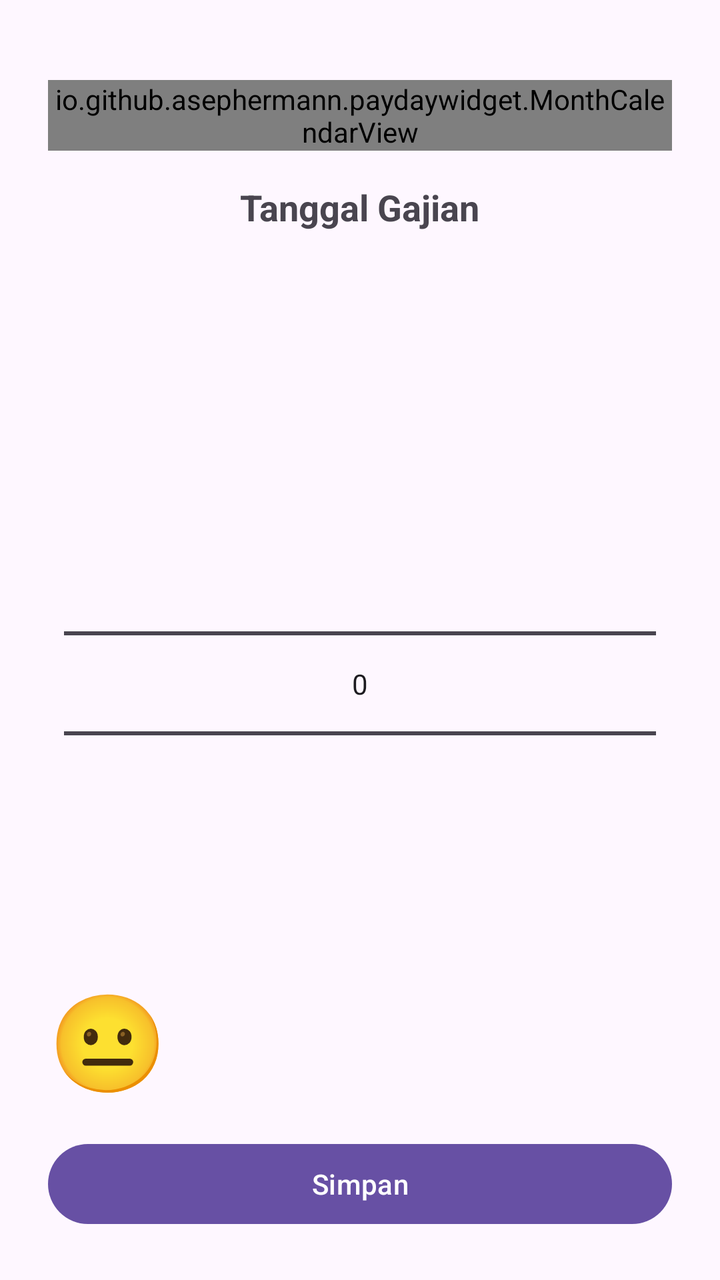
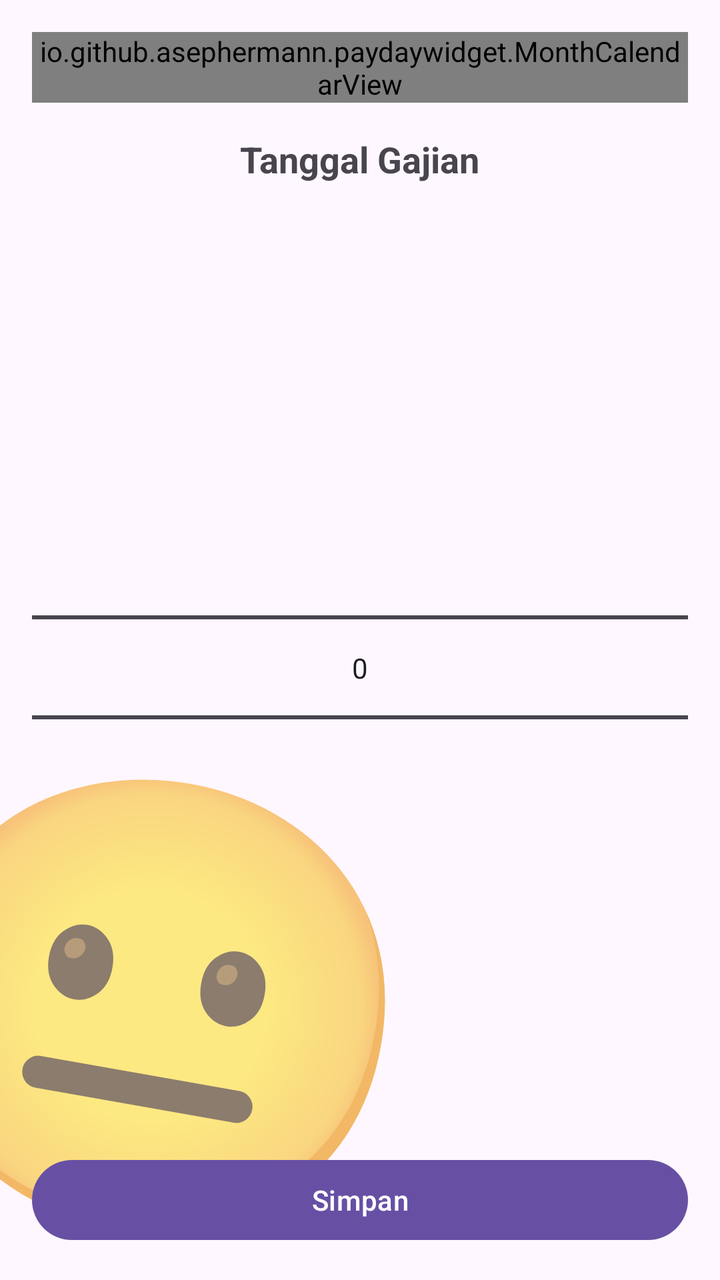

Before-and-after screenshots of an Android layout around one commit, followed by the original layout XML and the change that was made.
<!-- AndroidManifest.xml: application theme Theme.PaydayWidget -->
<!-- res/layout/activity_payday_setting.xml -->
<androidx.constraintlayout.widget.ConstraintLayout xmlns:android="http://schemas.android.com/apk/res/android"
    xmlns:app="http://schemas.android.com/apk/res-auto"
    android:layout_width="match_parent"
    android:layout_height="match_parent"
    android:padding="24dp">

    <io.github.asephermann.paydaywidget.MonthCalendarView
        android:id="@+id/monthCalendar"
        android:layout_width="0dp"
        android:layout_height="wrap_content"
        android:layout_marginTop="16dp"
        app:layout_constraintEnd_toEndOf="parent"
        app:layout_constraintStart_toStartOf="parent"
        app:layout_constraintTop_toTopOf="parent" />

    <TextView
        android:id="@+id/textView"
        android:layout_width="wrap_content"
        android:layout_height="wrap_content"
        android:layout_marginTop="16dp"
        android:text="Tanggal Gajian"
        android:textSize="18sp"
        android:textStyle="bold"
        app:layout_constraintEnd_toEndOf="parent"
        app:layout_constraintStart_toStartOf="parent"
        app:layout_constraintTop_toBottomOf="@id/monthCalendar" />

    <NumberPicker
        android:id="@+id/numberPicker"
        android:layout_width="match_parent"
        android:layout_height="0dp"
        android:layout_margin="8dp"
        app:layout_constraintEnd_toEndOf="parent"
        app:layout_constraintStart_toStartOf="parent"
        app:layout_constraintBottom_toTopOf="@id/btnSave"
        app:layout_constraintTop_toBottomOf="@id/textView" />

    <TextView
        android:id="@+id/txtMood"
        android:layout_width="wrap_content"
        android:layout_height="wrap_content"
        android:layout_marginBottom="16dp"
        android:text="😐"
        android:textSize="48sp"
        app:layout_constraintBottom_toTopOf="@id/btnSave"
        app:layout_constraintStart_toStartOf="parent" />

    <Button
        android:id="@+id/btnSave"
        android:layout_width="0dp"
        android:layout_height="wrap_content"
        android:text="Simpan"
        app:layout_constraintBottom_toBottomOf="parent"
        app:layout_constraintEnd_toEndOf="parent"
        app:layout_constraintStart_toStartOf="parent" />
</androidx.constraintlayout.widget.ConstraintLayout>
<!-- resources referenced by this layout -->
<resources>
  <style name="Theme.PaydayWidget" parent="Base.Theme.PaydayWidget" />
  <style name="Base.Theme.PaydayWidget" parent="Theme.Material3.DayNight.NoActionBar">
          
          
      </style>
</resources>

<!-- the commit's change to res/layout/activity_payday_setting.xml (unified diff, before → after) -->
@@ -1,14 +1,13 @@
 <androidx.constraintlayout.widget.ConstraintLayout xmlns:android="http://schemas.android.com/apk/res/android"
     xmlns:app="http://schemas.android.com/apk/res-auto"
     android:layout_width="match_parent"
-    android:layout_height="match_parent"
-    android:padding="24dp">
+    android:layout_height="match_parent">
 
     <io.github.asephermann.paydaywidget.MonthCalendarView
         android:id="@+id/monthCalendar"
         android:layout_width="0dp"
         android:layout_height="wrap_content"
-        android:layout_marginTop="16dp"
+        android:layout_margin="16dp"
         app:layout_constraintEnd_toEndOf="parent"
         app:layout_constraintStart_toStartOf="parent"
         app:layout_constraintTop_toTopOf="parent" />
@@ -29,26 +28,29 @@
         android:id="@+id/numberPicker"
         android:layout_width="match_parent"
         android:layout_height="0dp"
-        android:layout_margin="8dp"
+        android:layout_margin="16dp"
+        app:layout_constraintBottom_toTopOf="@id/btnSave"
         app:layout_constraintEnd_toEndOf="parent"
         app:layout_constraintStart_toStartOf="parent"
-        app:layout_constraintBottom_toTopOf="@id/btnSave"
         app:layout_constraintTop_toBottomOf="@id/textView" />
 
     <TextView
         android:id="@+id/txtMood"
         android:layout_width="wrap_content"
         android:layout_height="wrap_content"
-        android:layout_marginBottom="16dp"
+        android:layout_marginStart="-60dp"
+        android:alpha="0.6"
+        android:rotation="10"
         android:text="😐"
-        android:textSize="48sp"
-        app:layout_constraintBottom_toTopOf="@id/btnSave"
+        android:textSize="220sp"
+        app:layout_constraintBottom_toBottomOf="parent"
         app:layout_constraintStart_toStartOf="parent" />
 
     <Button
         android:id="@+id/btnSave"
         android:layout_width="0dp"
         android:layout_height="wrap_content"
+        android:layout_margin="16dp"
         android:text="Simpan"
         app:layout_constraintBottom_toBottomOf="parent"
         app:layout_constraintEnd_toEndOf="parent"
